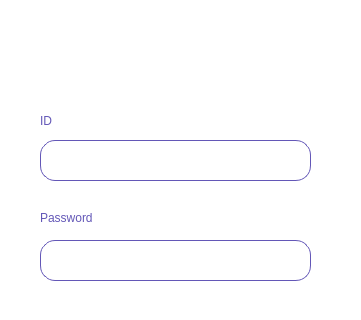
Above: GUI/Resources/UI/Login_UI.ui from difer19/Gestor-de-Hangares before the change; both pictures show x 0 to 361 and y 0 to 320 of the 361 by 471 pixel window. Below: the same form after it.
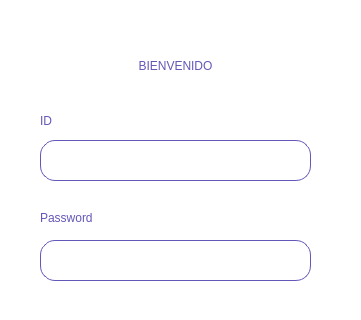
That is the form after the change.

The edit to the form file:
```diff
--- a/GUI/Resources/UI/Login_UI.ui
+++ b/GUI/Resources/UI/Login_UI.ui
@@ -158,6 +158,22 @@
     <string/>
    </property>
   </widget>
+  <widget class="QLabel" name="label_2">
+   <property name="geometry">
+    <rect>
+     <x>40</x>
+     <y>50</y>
+     <width>271</width>
+     <height>31</height>
+    </rect>
+   </property>
+   <property name="text">
+    <string>BIENVENIDO</string>
+   </property>
+   <property name="alignment">
+    <set>Qt::AlignCenter</set>
+   </property>
+  </widget>
  </widget>
  <resources/>
  <connections/>
```
